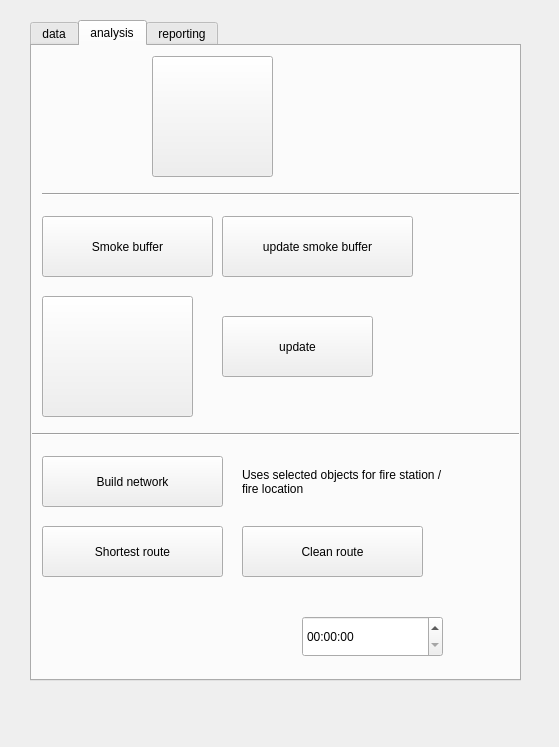
This is interface/fire interface updated .ui in VagosAplas/GEO1005-Fire as Qt 5 draws it before an edit. The edited form follows.
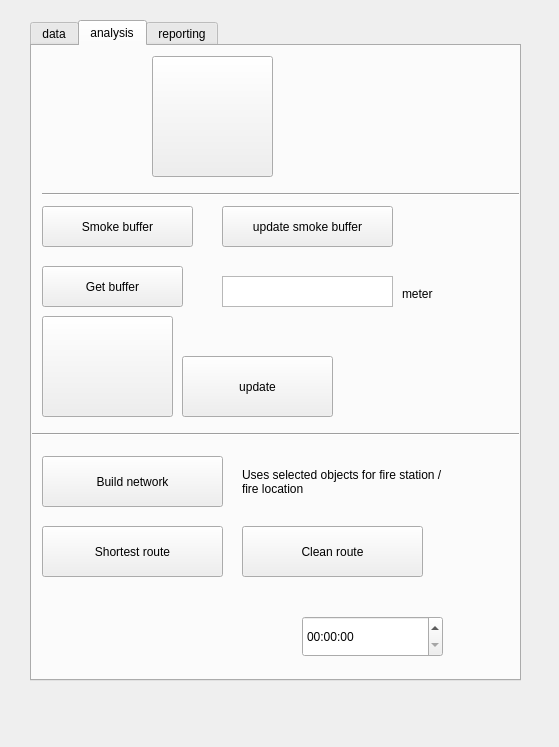
This is the edited form. The open tabs and pages were chosen to show the change. Icons and pictures are not drawn.

The edit to the form file:
```diff
--- a/interface/fire interface updated .ui
+++ b/interface/fire interface updated .ui
@@ -139,11 +139,11 @@
        <enum>QDateTimeEdit::SecondSection</enum>
       </property>
      </widget>
-     <widget class="QLabel" name="label">
+     <widget class="QLabel" name="selectattributebutton">
       <property name="geometry">
        <rect>
         <x>10</x>
-        <y>170</y>
+        <y>160</y>
         <width>151</width>
         <height>41</height>
        </rect>
@@ -226,9 +226,9 @@
       <property name="geometry">
        <rect>
         <x>10</x>
-        <y>170</y>
-        <width>171</width>
-        <height>61</height>
+        <y>160</y>
+        <width>151</width>
+        <height>41</height>
        </rect>
       </property>
       <property name="text">
@@ -239,9 +239,9 @@
       <property name="geometry">
        <rect>
         <x>10</x>
-        <y>250</y>
-        <width>151</width>
-        <height>121</height>
+        <y>270</y>
+        <width>131</width>
+        <height>101</height>
        </rect>
       </property>
       <property name="text">
@@ -262,9 +262,9 @@
       <property name="geometry">
        <rect>
         <x>190</x>
-        <y>170</y>
-        <width>191</width>
-        <height>61</height>
+        <y>160</y>
+        <width>171</width>
+        <height>41</height>
        </rect>
       </property>
       <property name="text">
@@ -316,8 +316,8 @@
      <widget class="QPushButton" name="buildingypdate">
       <property name="geometry">
        <rect>
-        <x>190</x>
-        <y>270</y>
+        <x>150</x>
+        <y>310</y>
         <width>151</width>
         <height>61</height>
        </rect>
@@ -352,6 +352,42 @@
        <enum>Qt::Horizontal</enum>
       </property>
      </widget>
+     <widget class="QPushButton" name="pushButton">
+      <property name="geometry">
+       <rect>
+        <x>10</x>
+        <y>220</y>
+        <width>141</width>
+        <height>41</height>
+       </rect>
+      </property>
+      <property name="text">
+       <string>Get buffer</string>
+      </property>
+     </widget>
+     <widget class="QTextEdit" name="textEdit">
+      <property name="geometry">
+       <rect>
+        <x>190</x>
+        <y>230</y>
+        <width>171</width>
+        <height>31</height>
+       </rect>
+      </property>
+     </widget>
+     <widget class="QLabel" name="label">
+      <property name="geometry">
+       <rect>
+        <x>370</x>
+        <y>240</y>
+        <width>72</width>
+        <height>15</height>
+       </rect>
+      </property>
+      <property name="text">
+       <string>meter</string>
+      </property>
+     </widget>
     </widget>
     <widget class="QWidget" name="tab_2">
      <attribute name="title">
```
Left out of the diff: 8 changed lines with no effect on the pictures.
